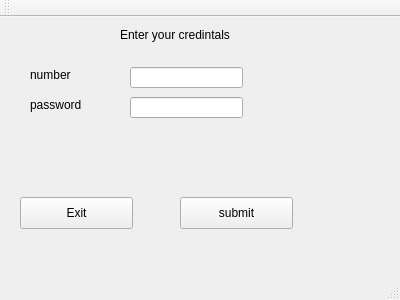
The window that ATM/initwindow.ui (yarchiT/ATM_banking) describes before a commit, drawn with Qt 5.
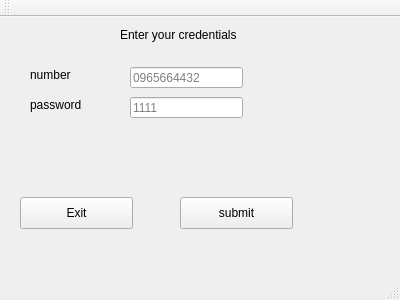
The same window after the commit.

What changed in the file:
```diff
--- a/ATM/initwindow.ui
+++ b/ATM/initwindow.ui
@@ -24,7 +24,7 @@
      </rect>
     </property>
     <property name="text">
-     <string>Enter your credintals</string>
+     <string>Enter your credentials</string>
     </property>
    </widget>
    <widget class="QLabel" name="label_3">
@@ -32,7 +32,7 @@
      <rect>
       <x>30</x>
       <y>50</y>
-      <width>60</width>
+      <width>61</width>
       <height>16</height>
      </rect>
     </property>
@@ -49,6 +49,9 @@
       <height>21</height>
      </rect>
     </property>
+    <property name="placeholderText">
+     <string>0965664432</string>
+    </property>
    </widget>
    <widget class="QLineEdit" name="lineEdit_2">
     <property name="geometry">
@@ -59,6 +62,12 @@
       <height>21</height>
      </rect>
     </property>
+    <property name="echoMode">
+     <enum>QLineEdit::Password</enum>
+    </property>
+    <property name="placeholderText">
+     <string>1111</string>
+    </property>
    </widget>
    <widget class="QPushButton" name="submit">
     <property name="geometry">
@@ -91,7 +100,7 @@
      <rect>
       <x>30</x>
       <y>80</y>
-      <width>60</width>
+      <width>71</width>
       <height>16</height>
      </rect>
     </property>
```
Left out of the diff: 12 changed lines with no effect on the pictures.
